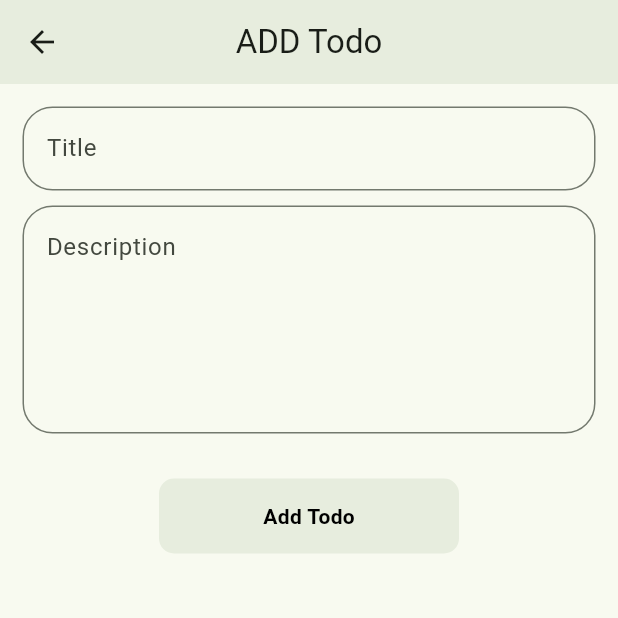
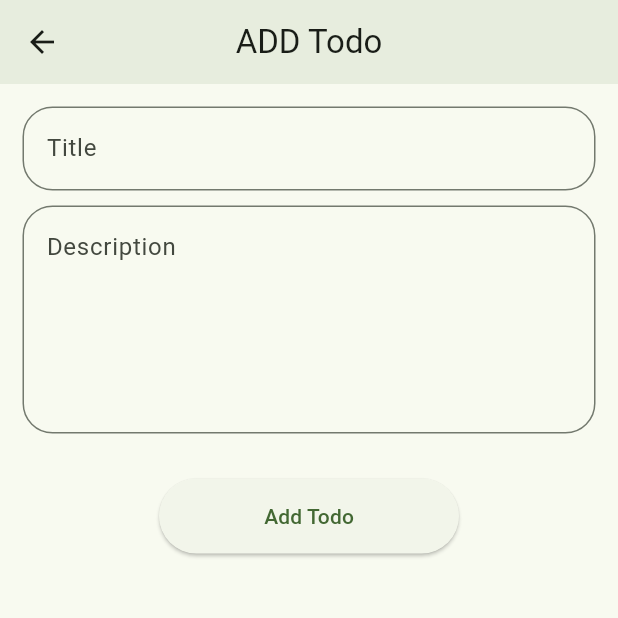
Before and after one commit to BaberHashmi512/todo_with_provider, a Flutter app: the FormPage screen opened by its route, on a phone screen of 412 x 824 dp, the top half of it. Run offline on Flutter 3.47's test engine with Material 2 defaults, Android fonts, the phone set to English and light mode, and no system bars; our stand-ins replace connectivity_plus, internet_connection_checker; network calls fail.

Commit message:
Todo App Completed with Provider and MVVM

```diff
--- a/lib/Provider/connectivity.dart
+++ b/lib/Provider/connectivity.dart
@@ -1,4 +1,5 @@
 import 'dart:async';
+
 import 'package:connectivity_plus/connectivity_plus.dart';
 import 'package:flutter/material.dart';
 import 'package:internet_connection_checker/internet_connection_checker.dart';
--- a/lib/network/Helper/apis.dart
+++ b/lib/network/Helper/apis.dart
@@ -1,4 +1,5 @@
 import 'dart:convert';
+
 import 'package:http/http.dart' as http;
 
 class ApiService {
@@ -28,8 +29,7 @@ class ApiService {
     }
   }
 
-  Future<bool> updateData(
-      String id, String title, String description) async {
+  Future<bool> updateData(String id, String title, String description) async {
     try {
       final body = {
         "title": title,
--- a/lib/resources/Components/appbar.dart
+++ b/lib/resources/Components/appbar.dart
@@ -12,9 +12,9 @@ class _FrontBarState extends State<FrontBar> {
   Widget build(BuildContext context) {
     return Scaffold(
       appBar: AppBar(
-        title: Text("Todo List"),
+        title: const Text("Todo List"),
         centerTitle: true,
-        backgroundColor: Color.fromARGB(255, 231, 237, 222),
+        backgroundColor: const Color.fromARGB(255, 231, 237, 222),
         elevation: 0,
       ),
     );
--- a/lib/resources/Components/color.dart
+++ b/lib/resources/Components/color.dart
@@ -1,8 +1,6 @@
-
 import 'package:flutter/material.dart';
 
-class AppColors{
-
+class AppColors {
   static const Color blackColor = Colors.black;
   static const Color whiteColor = Color(0xFFFFFFFF);
 
--- a/lib/utils/routes/routes.dart
+++ b/lib/utils/routes/routes.dart
@@ -13,14 +13,14 @@ class Routes {
         );
       case RoutesName.form:
         return MaterialPageRoute(
-          builder: (BuildContext context) =>  const FormPage(
+          builder: (BuildContext context) => const FormPage(
             title: "ADD Todo",
             buttonTitle: 'Add Todo',
           ),
         );
       case RoutesName.editForm:
         return MaterialPageRoute(
-          builder: (BuildContext context) =>  FormPage(
+          builder: (BuildContext context) => FormPage(
             title: "Edit Todo",
             buttonTitle: 'Edit Todo',
             todo: settings.arguments as TodoArguments,
--- a/lib/utils/todo.dart
+++ b/lib/utils/todo.dart
@@ -1,6 +1,3 @@
-// You can pass any object to the arguments parameter.
-// In this example, create a class that contains both
-// a customizable title and message.
 class TodoArguments {
   final String id;
   final String title;
--- a/lib/utils/utils.dart
+++ b/lib/utils/utils.dart
@@ -1,9 +1,8 @@
 import 'package:flutter/material.dart';
 
 class Utils {
-  static void fieldFocusChange(BuildContext context,
-      FocusNode current,
-      FocusNode nextFocus) {
+  static void fieldFocusChange(
+      BuildContext context, FocusNode current, FocusNode nextFocus) {
     current.unfocus();
     FocusScope.of(context).requestFocus(nextFocus);
   }
--- a/lib/view/form.dart
+++ b/lib/view/form.dart
@@ -1,6 +1,6 @@
 import 'package:flutter/material.dart';
 import 'package:todo_with_provider/network/Helper/apis.dart';
-import 'package:todo_with_provider/resources/Components/round_button.dart';
+import 'package:todo_with_provider/utils/routes/routes_name.dart';
 import 'package:todo_with_provider/utils/snakbar_service.dart';
 import 'package:todo_with_provider/utils/todo.dart';
 import 'package:todo_with_provider/utils/utils.dart';
@@ -29,7 +29,6 @@ class _FormPageState extends State<FormPage> {
   FocusNode descriptionFocusNode = FocusNode();
   ApiService apiService = ApiService();
 
-
   bool isEdit = false;
 
   @override
@@ -41,13 +40,12 @@ class _FormPageState extends State<FormPage> {
 
   @override
   Widget build(BuildContext context) {
-    print('Nello ${widget.todo}');
     String itemId = "";
     if (widget.todo != null) {
       final todo = widget.todo;
       final title = todo!.title;
-      final description = todo!.description;
-      final id = todo!.id;
+      final description = todo.description;
+      final id = todo.id;
       itemId = id;
       _titleController.text = title;
       _descriptionController.text = description;
@@ -91,9 +89,11 @@ class _FormPageState extends State<FormPage> {
             ),
             const SizedBox(height: 30),
             Center(
-              child: RoundButton(
-                title: widget.buttonTitle,
-                onPress: () async {
+              child: SizedBox(
+                height: 50,
+                width: 200,
+                child: ElevatedButton(
+                  onPressed: () async {
                     if (widget.buttonTitle == 'Add Todo') {
                       final isSuccess = await apiService.submitData(
                         _titleController.text,
@@ -103,6 +103,12 @@ class _FormPageState extends State<FormPage> {
                         // ignore: use_build_context_synchronously
                         SnackBarService.showSuccessMessage(
                             context, 'Creation Success');
+                        // ignore: use_build_context_synchronously
+                        Navigator.pushNamedAndRemoveUntil(
+                          context,
+                          RoutesName.home,
+                          (route) => false,
+                        );
                       } else {
                         // ignore: use_build_context_synchronously
                         SnackBarService.showErrorMessage(
@@ -118,12 +124,18 @@ class _FormPageState extends State<FormPage> {
                         // ignore: use_build_context_synchronously
                         SnackBarService.showSuccessMessage(
                             context, 'Edit Success');
+                        // ignore: use_build_context_synchronously
+                        Navigator.pop(
+                            context, ModalRoute.withName(RoutesName.home));
                       } else {
                         // ignore: use_build_context_synchronously
-                      SnackBarService.showErrorMessage(context, 'Edit failed');
+                        SnackBarService.showErrorMessage(
+                            context, 'Edit failed');
                       }
                     }
                   },
+                  child: Text(widget.buttonTitle),
+                ),
               ),
             ),
           ],
```
Also changed, not shown: lib/resources/Components/comment.dart (added, +47 -0 lines), lib/utils/snakbar_service.dart (+5 -3 lines), lib/view/todo_list_screen.dart (+8 -2 lines). Lines whose indentation alone changed are shown as unchanged.
